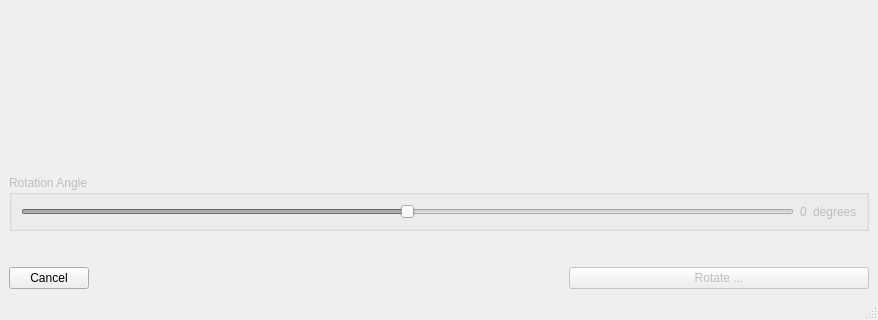
First picture: the form in ibeatles/ui/ui_rotateImages.ui, repository ornlneutronimaging/iBeatles, before the edit; both pictures show x 0 to 878 and y 640 to 960 of the 878 by 960 pixel window.
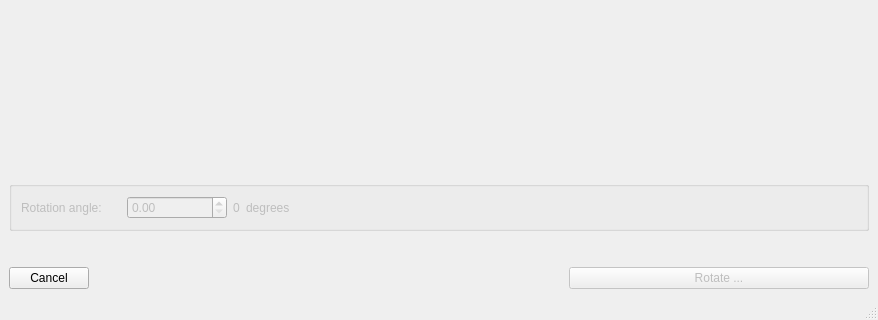
Second picture: the form after the edit.

Commit message: changed the rotation widget. this refs #220

```diff
--- a/ibeatles/ui/ui_rotateImages.ui
+++ b/ibeatles/ui/ui_rotateImages.ui
@@ -71,19 +71,41 @@
        <bool>false</bool>
       </property>
       <property name="title">
-       <string>Rotation Angle</string>
+       <string/>
       </property>
       <layout class="QHBoxLayout" name="horizontalLayout_3">
        <item>
-        <widget class="QSlider" name="angle_horizontalSlider">
-         <property name="minimum">
-          <number>-180</number>
+        <widget class="QLabel" name="label_2">
+         <property name="minimumSize">
+          <size>
+           <width>100</width>
+           <height>0</height>
+          </size>
          </property>
-         <property name="maximum">
-          <number>180</number>
+         <property name="maximumSize">
+          <size>
+           <width>100</width>
+           <height>16777215</height>
+          </size>
          </property>
-         <property name="orientation">
-          <enum>Qt::Horizontal</enum>
+         <property name="text">
+          <string>Rotation angle:</string>
+         </property>
+        </widget>
+       </item>
+       <item>
+        <widget class="QDoubleSpinBox" name="rotation_doubleSpinBox">
+         <property name="minimumSize">
+          <size>
+           <width>100</width>
+           <height>0</height>
+          </size>
+         </property>
+         <property name="maximumSize">
+          <size>
+           <width>100</width>
+           <height>16777215</height>
+          </size>
          </property>
         </widget>
        </item>
@@ -101,6 +123,19 @@
          </property>
         </widget>
        </item>
+       <item>
+        <spacer name="horizontalSpacer_2">
+         <property name="orientation">
+          <enum>Qt::Horizontal</enum>
+         </property>
+         <property name="sizeHint" stdset="0">
+          <size>
+           <width>40</width>
+           <height>20</height>
+          </size>
+         </property>
+        </spacer>
+       </item>
       </layout>
      </widget>
     </item>
```
Left out of the diff: 33 changed lines with no effect on the pictures. The commit also changes 3 other files.
